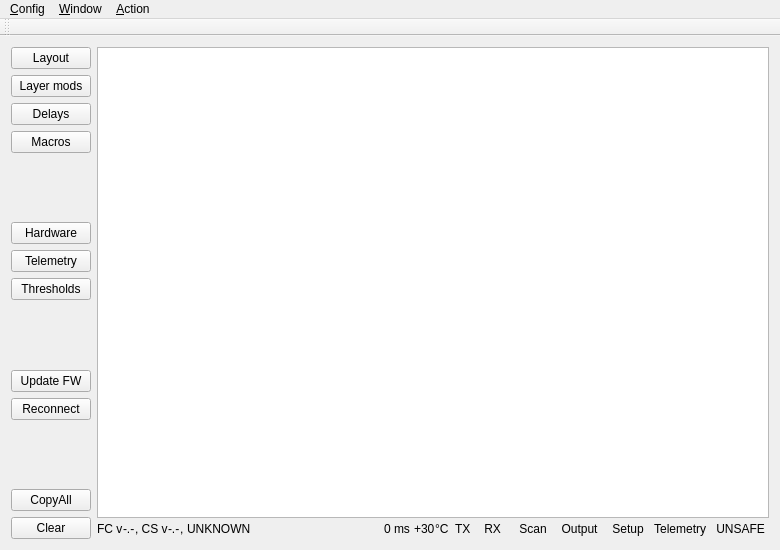
First picture: the form in FlightController/FlightController.ui, repository dmaone/CommonSense, before the edit.
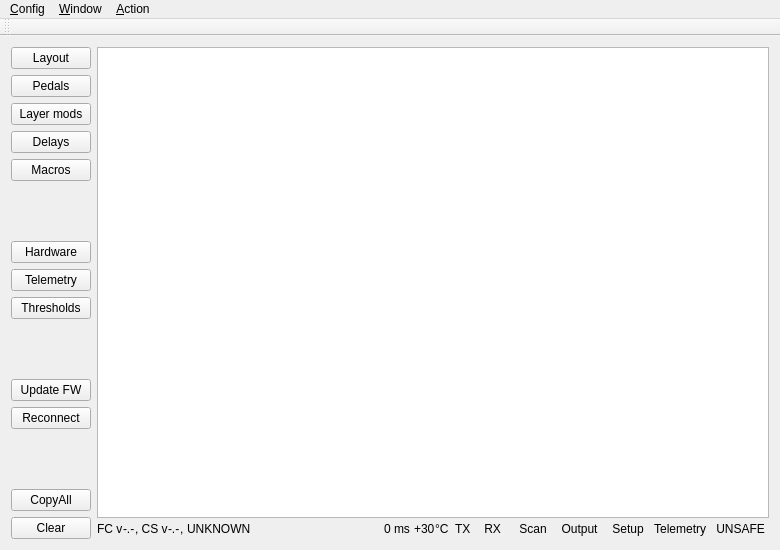
Second picture: the form after the edit. Custom widgets are drawn as their Qt base class.

Commit message: Pedals: switches using dedicated GPIOs

Diff of the .ui file:
```diff
--- a/FlightController/FlightController.ui
+++ b/FlightController/FlightController.ui
@@ -17,62 +17,27 @@
    <layout class="QHBoxLayout" name="horizontalLayout">
     <item>
      <layout class="QGridLayout" name="gridLayout">
-      <item row="27" column="0">
-       <widget class="QPushButton" name="CopyAllButton">
-        <property name="text">
-         <string>CopyAll</string>
-        </property>
-       </widget>
-      </item>
-      <item row="6" column="0">
-       <widget class="QPushButton" name="delaysButton">
-        <property name="text">
-         <string>Delays</string>
-        </property>
-       </widget>
-      </item>
-      <item row="5" column="0">
-       <widget class="QPushButton" name="layerModsButton">
-        <property name="text">
-         <string>Layer mods</string>
-        </property>
-       </widget>
-      </item>
-      <item row="7" column="0">
+      <item row="8" column="0">
        <widget class="QPushButton" name="macrosButton">
         <property name="text">
          <string>Macros</string>
         </property>
        </widget>
       </item>
-      <item row="13" column="0">
+      <item row="14" column="0">
        <widget class="QPushButton" name="thresholdsButton">
         <property name="text">
          <string>Thresholds</string>
         </property>
        </widget>
       </item>
-      <item row="12" column="0">
+      <item row="13" column="0">
        <widget class="QPushButton" name="TelemetryButton">
         <property name="text">
          <string>Telemetry</string>
         </property>
        </widget>
       </item>
-      <item row="28" column="0">
-       <widget class="QPushButton" name="ClearButton">
-        <property name="text">
-         <string>Clear</string>
-        </property>
-       </widget>
-      </item>
-      <item row="25" column="0">
-       <widget class="QPushButton" name="reconnectButton">
-        <property name="text">
-         <string>Reconnect</string>
-        </property>
-       </widget>
-      </item>
       <item row="4" column="0">
        <widget class="QPushButton" name="layoutButton">
         <property name="text">
@@ -80,7 +45,40 @@
         </property>
        </widget>
       </item>
-      <item row="24" column="0">
+      <item row="27" column="0">
+       <spacer name="verticalSpacer">
+        <property name="orientation">
+         <enum>Qt::Vertical</enum>
+        </property>
+        <property name="sizeHint" stdset="0">
+         <size>
+          <width>20</width>
+          <height>40</height>
+         </size>
+        </property>
+       </spacer>
+      </item>
+      <item row="9" column="0">
+       <spacer name="verticalSpacer_2">
+        <property name="orientation">
+         <enum>Qt::Vertical</enum>
+        </property>
+        <property name="sizeHint" stdset="0">
+         <size>
+          <width>20</width>
+          <height>40</height>
+         </size>
+        </property>
+       </spacer>
+      </item>
+      <item row="6" column="0">
+       <widget class="QPushButton" name="layerModsButton">
+        <property name="text">
+         <string>Layer mods</string>
+        </property>
+       </widget>
+      </item>
+      <item row="25" column="0">
        <widget class="QPushButton" name="BootloaderButton">
         <property name="text">
          <string>Update FW</string>
@@ -88,32 +86,41 @@
        </widget>
       </item>
       <item row="26" column="0">
-       <spacer name="verticalSpacer">
-        <property name="orientation">
-         <enum>Qt::Vertical</enum>
+       <widget class="QPushButton" name="reconnectButton">
+        <property name="text">
+         <string>Reconnect</string>
         </property>
-        <property name="sizeHint" stdset="0">
-         <size>
-          <width>20</width>
-          <height>40</height>
-         </size>
+       </widget>
+      </item>
+      <item row="28" column="0">
+       <widget class="QPushButton" name="CopyAllButton">
+        <property name="text">
+         <string>CopyAll</string>
         </property>
-       </spacer>
+       </widget>
       </item>
-      <item row="8" column="0">
-       <spacer name="verticalSpacer_2">
-        <property name="orientation">
-         <enum>Qt::Vertical</enum>
+      <item row="12" column="0">
+       <widget class="QPushButton" name="hwButton">
+        <property name="text">
+         <string>Hardware</string>
         </property>
-        <property name="sizeHint" stdset="0">
-         <size>
-          <width>20</width>
-          <height>40</height>
-         </size>
+       </widget>
+      </item>
+      <item row="7" column="0">
+       <widget class="QPushButton" name="delaysButton">
+        <property name="text">
+         <string>Delays</string>
         </property>
-       </spacer>
+       </widget>
       </item>
-      <item row="22" column="0">
+      <item row="29" column="0">
+       <widget class="QPushButton" name="ClearButton">
+        <property name="text">
+         <string>Clear</string>
+        </property>
+       </widget>
+      </item>
+      <item row="23" column="0">
        <spacer name="verticalSpacer_3">
         <property name="orientation">
          <enum>Qt::Vertical</enum>
@@ -129,10 +136,10 @@
         </property>
        </spacer>
       </item>
-      <item row="11" column="0">
-       <widget class="QPushButton" name="hwButton">
+      <item row="5" column="0">
+       <widget class="QPushButton" name="pedalsButton">
         <property name="text">
-         <string>Hardware</string>
+         <string>Pedals</string>
         </property>
        </widget>
       </item>
```
Left out of the diff: 6 changed lines with no effect on the pictures. The commit also changes 43 other files.
